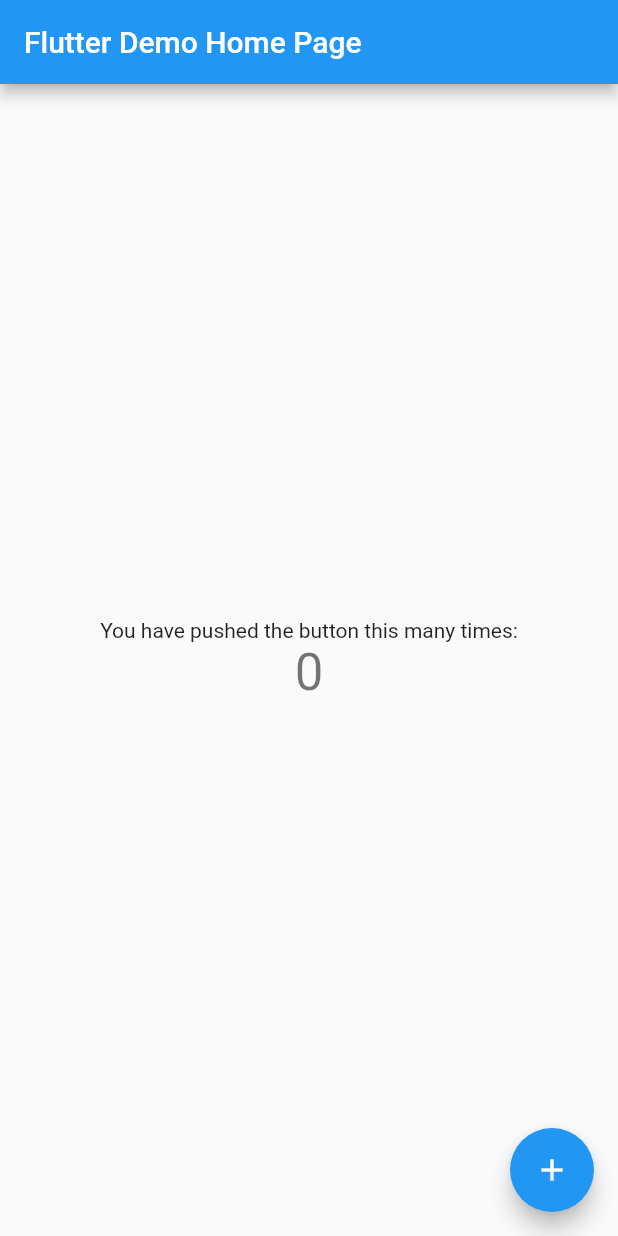
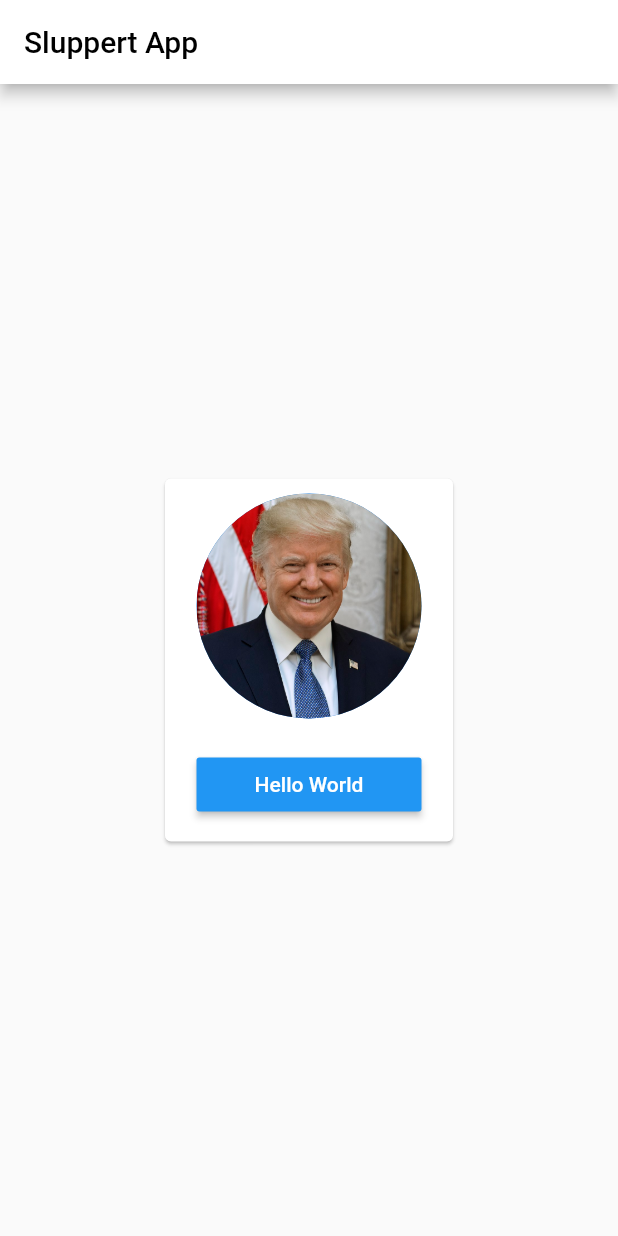
Before and after one commit to DennisSorensen/sluppert-app, a Flutter app: the screen it shows after launch, on a phone screen of 412 x 824 dp. Run offline on Flutter 3.47's test engine with Material 2 defaults, Android fonts, the phone set to English and light mode, and no system bars.

Commit message:
Sluppert widget

```diff
--- a/lib/main.dart
+++ b/lib/main.dart
@@ -1,9 +1,65 @@
 import 'package:flutter/material.dart';
 
-void main() {
-  runApp(MyApp());
+void main() => runApp(SluppertApp());
+
+class SluppertApp extends StatelessWidget {
+  @override
+  Widget build(BuildContext context) {
+    return MaterialApp(
+      home: Scaffold(
+        appBar: AppBar(
+          title: Text(
+            'Sluppert App',
+            style: TextStyle(color: Colors.black),
+          ),
+          backgroundColor: Colors.white,
+        ),
+        body: SluppertCard(),
+      ),
+    );
+  }
 }
 
+class SluppertCard extends StatelessWidget {
+  @override
+  Widget build(BuildContext context) {
+    return Center(
+      child: Container(
+        height: 250,
+        width: 200,
+        child: Card(
+          child: Column(
+            children: <Widget>[
+              Container(
+                margin: EdgeInsets.fromLTRB(0, 10, 0, 10),
+                child: CircleAvatar(
+                  backgroundImage: AssetImage('images/Donald.jpg'),
+                  radius: 75,
+                ),
+              ),
+              Container(
+                width: 150,
+                margin: EdgeInsets.fromLTRB(0, 10, 0, 0),
+                child: RaisedButton(
+                  child: Text(
+                    'Hello World',
+                    style: TextStyle(color: Colors.white),
+                  ),
+                  color: Colors.blue,
+                  onPressed: () {
+                    print('Hello World');
+                  },
+                ),
+              )
+            ],
+          ),
+        ),
+      ),
+    );
+  }
+}
+
+/*
 class MyApp extends StatelessWidget {
   // This widget is the root of your application.
   @override
@@ -115,3 +171,4 @@ class _MyHomePageState extends State<MyHomePage> {
     );
   }
 }
+*/
--- a/pubspec.yaml
+++ b/pubspec.yaml
@@ -45,8 +45,8 @@ flutter:
   uses-material-design: true
 
   # To add assets to your application, add an assets section, like this:
-  # assets:
-  #   - images/a_dot_burr.jpeg
+  assets:
+    - images/
   #   - images/a_dot_ham.jpeg
 
   # An image asset can refer to one or more resolution-specific "variants", see
```
Also changed, not shown: images/Donald.jpg (added), images/GreatTrump.jpg (added), images/Mette.jpg (added), images/Putin.jpg (added), images/Xi.jpg (added), 1 other file.
